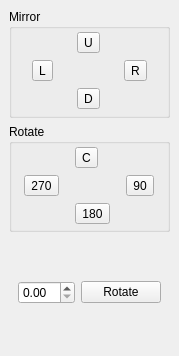
Qt form src/mirrordock.ui (iPenguin/CrochetCharts) before a commit.
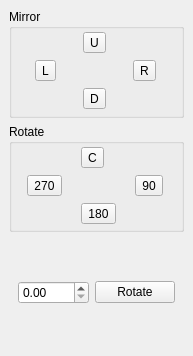
The same form after that commit. Icons and pictures are not drawn.

Commit message: Fix bug to allow > 100 degree rotation

The edit to the form file:
```diff
--- a/src/mirrordock.ui
+++ b/src/mirrordock.ui
@@ -6,7 +6,7 @@
    <rect>
     <x>0</x>
     <y>0</y>
-    <width>151</width>
+    <width>156</width>
     <height>356</height>
    </rect>
   </property>
@@ -222,7 +222,11 @@
         </widget>
        </item>
        <item row="0" column="0">
-        <widget class="QDoubleSpinBox" name="degrees"/>
+        <widget class="QDoubleSpinBox" name="degrees">
+         <property name="maximum">
+          <double>1440.000000000000000</double>
+         </property>
+        </widget>
        </item>
       </layout>
      </widget>
```
